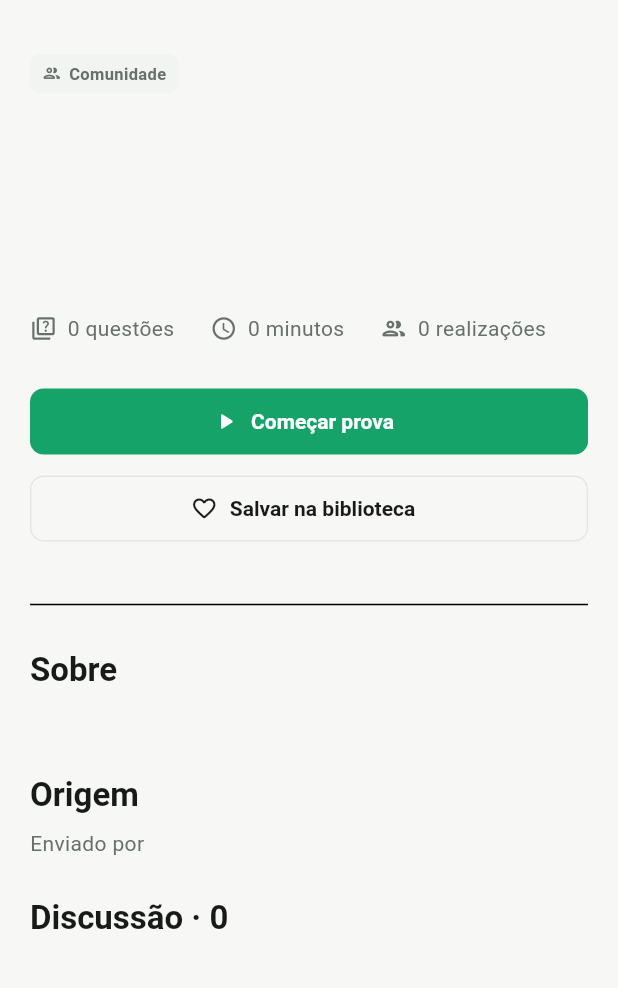
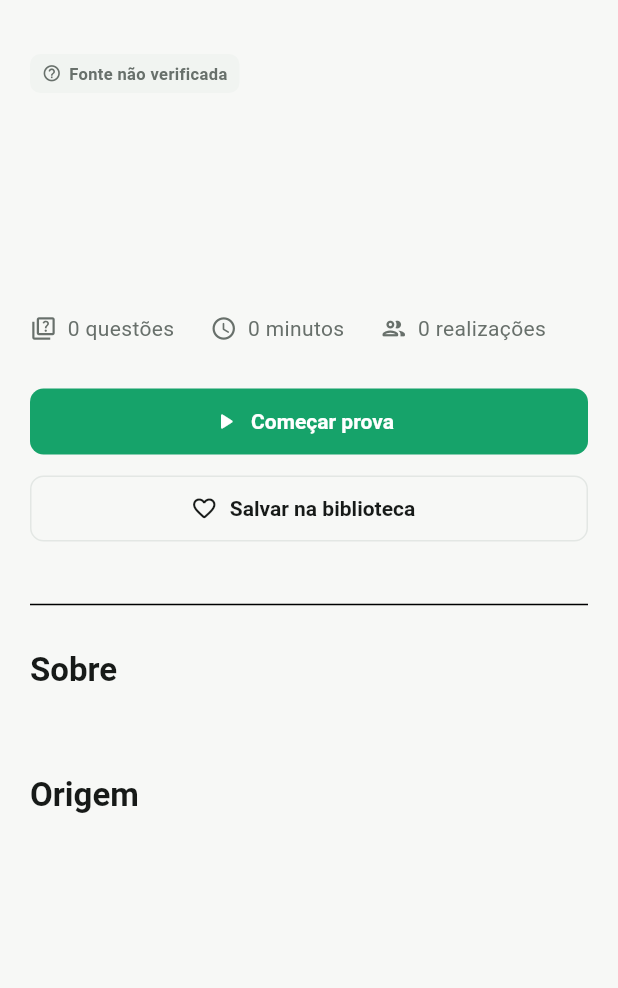
Before and after one commit to NAGCODE-Dev/Prova-Social, a Flutter app: the _ExamDetails screen opened directly with empty values, on a phone screen of 412 x 824 dp, the part 72-1060 px from its top. Run offline on Flutter 3.47's test engine with Material 3 defaults, Android fonts, the phone set to English and light mode, and no system bars; our stand-ins replace file_picker, package_info_plus, shared_preferences, supabase_flutter; missing offline and left inert: google_mlkit_text_recognition, pdfrx; accounts and stored records are empty; network calls fail; statements that could not run were skipped.

Commit message:
Corrigir procedência das provas

```diff
--- a/lib/domain/models/exam.dart
+++ b/lib/domain/models/exam.dart
@@ -8,6 +8,8 @@ class Exam {
     required this.durationMinutes,
     required this.attempts,
     required this.questions,
+    this.sourceType = ExamSourceType.unverified,
+    this.sourceUrl,
   });
 
   final String id;
@@ -18,6 +20,13 @@ class Exam {
   final int durationMinutes;
   final int attempts;
   final List<Question> questions;
+  final ExamSourceType sourceType;
+  final String? sourceUrl;
+
+  Uri? get safeSourceUrl {
+    final uri = Uri.tryParse(sourceUrl?.trim() ?? '');
+    return uri?.scheme == 'https' && uri!.host.isNotEmpty ? uri : null;
+  }
 
   Exam copyWith({List<Question>? questions}) => Exam(
         id: id,
@@ -28,7 +37,21 @@ class Exam {
         durationMinutes: durationMinutes,
         attempts: attempts,
         questions: questions ?? this.questions,
+        sourceType: sourceType,
+        sourceUrl: sourceUrl,
       );
+}
+
+enum ExamSourceType {
+  official,
+  community,
+  unverified;
+
+  static ExamSourceType fromDatabase(Object? value) => switch (value) {
+        'official' => official,
+        'community' => community,
+        _ => unverified,
+      };
 }
 
 class Question {
--- a/lib/features/home/home_page.dart
+++ b/lib/features/home/home_page.dart
@@ -2,6 +2,7 @@ import 'dart:async';
 
 import 'package:flutter/material.dart';
 import 'package:supabase_flutter/supabase_flutter.dart';
+import 'package:url_launcher/url_launcher.dart';
 
 import '../../core/theme/app_theme.dart';
 import '../../core/widgets/brand.dart';
@@ -393,7 +394,7 @@ class ExamCard extends StatelessWidget {
                             ),
                           ),
                           const SizedBox(width: 8),
-                          const SourceBadge(official: false, compact: true),
+                          SourceBadge(sourceType: exam.sourceType, compact: true),
                         ],
                       ),
                       const SizedBox(height: 4),
@@ -432,37 +433,56 @@ class ExamCard extends StatelessWidget {
 }
 
 class SourceBadge extends StatelessWidget {
-  const SourceBadge({required this.official, this.compact = false, super.key});
-  final bool official;
+  const SourceBadge({required this.sourceType, this.compact = false, super.key});
+
+  final ExamSourceType sourceType;
   final bool compact;
+
   @override
-  Widget build(BuildContext context) => DecoratedBox(
-    decoration: BoxDecoration(color: official ? AppColors.brandSoft : AppColors.surfaceHover, borderRadius: BorderRadius.circular(7)),
+  Widget build(BuildContext context) {
+    final (label, icon) = switch (sourceType) {
+      ExamSourceType.official => ('Fonte oficial', Icons.verified_outlined),
+      ExamSourceType.community => ('Enviado pela comunidade', Icons.people_outline_rounded),
+      ExamSourceType.unverified => ('Fonte não verificada', Icons.help_outline_rounded),
+    };
+    final shortLabel = switch (sourceType) {
+      ExamSourceType.official => 'Oficial',
+      ExamSourceType.community => 'Comunidade',
+      ExamSourceType.unverified => 'Não verificada',
+    };
+    final color = sourceType == ExamSourceType.official
+        ? AppColors.brandHover
+        : AppColors.muted;
+    return Tooltip(
+      message: label,
+      child: DecoratedBox(
+        decoration: BoxDecoration(
+          color: sourceType == ExamSourceType.official
+              ? AppColors.brandSoft
+              : AppColors.surfaceHover,
+          borderRadius: BorderRadius.circular(7),
+        ),
         child: Padding(
           padding: EdgeInsets.symmetric(
             horizontal: compact ? 6 : 8,
             vertical: compact ? 3 : 5,
           ),
           child: Row(mainAxisSize: MainAxisSize.min, children: [
-        Icon(
-          official ? Icons.verified_outlined : Icons.people_outline_rounded,
-          size: 13,
-          color: official ? AppColors.brandHover : AppColors.muted,
-        ),
-        if (!compact) ...[
+            Icon(icon, size: 13, color: color),
             const SizedBox(width: 5),
             Text(
-            official ? 'Fonte oficial' : 'Comunidade',
+              compact ? shortLabel : label,
               style: TextStyle(
                 fontSize: 11,
                 fontWeight: FontWeight.w700,
-              color: official ? AppColors.brandHover : AppColors.muted,
+                color: color,
               ),
             ),
-        ],
           ]),
         ),
+      ),
     );
+  }
 }
 
 class _LibraryPage extends StatelessWidget {
@@ -613,7 +633,7 @@ class _ExamDetails extends StatelessWidget {
   Widget build(BuildContext context) => Scaffold(
     appBar: AppBar(title: const BrandLockup()),
     body: _PageScroll(maxWidth: 820, child: Column(crossAxisAlignment: CrossAxisAlignment.start, children: [
-      const SourceBadge(official: false),
+      SourceBadge(sourceType: exam.sourceType),
       const SizedBox(height: 22),
       Text(exam.category.toUpperCase(), style: const TextStyle(color: AppColors.brandHover, fontWeight: FontWeight.w800, letterSpacing: 1)),
       const SizedBox(height: 8),
@@ -635,9 +655,15 @@ class _ExamDetails extends StatelessWidget {
       const SizedBox(height: 26),
       const _SectionTitle('Origem'),
       const SizedBox(height: 10),
-      Text('Enviado por ${exam.author}', style: const TextStyle(color: AppColors.muted)),
-      const SizedBox(height: 26),
-      const _SectionTitle('Discussão · 0'),
+      Text(exam.author, style: const TextStyle(color: AppColors.muted)),
+      if (exam.safeSourceUrl case final sourceUrl?) ...[
+        const SizedBox(height: 8),
+        TextButton.icon(
+          onPressed: () => launchUrl(sourceUrl, mode: LaunchMode.externalApplication),
+          icon: const Icon(Icons.open_in_new_rounded),
+          label: const Text('Abrir fonte'),
+        ),
+      ],
     ])),
   );
 }
```
Also changed, not shown: lib/core/backend/exam_repository.dart (+14 -5 lines), 3 other files. Lines whose indentation alone changed are shown as unchanged.
